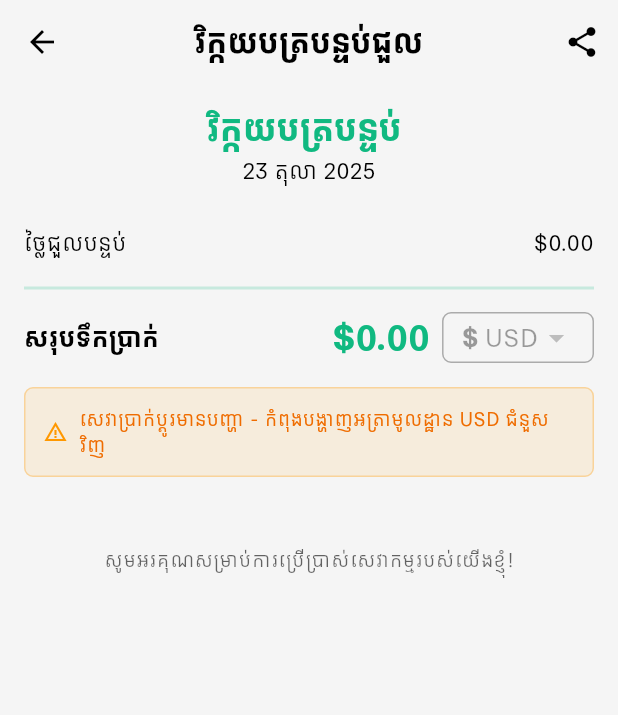
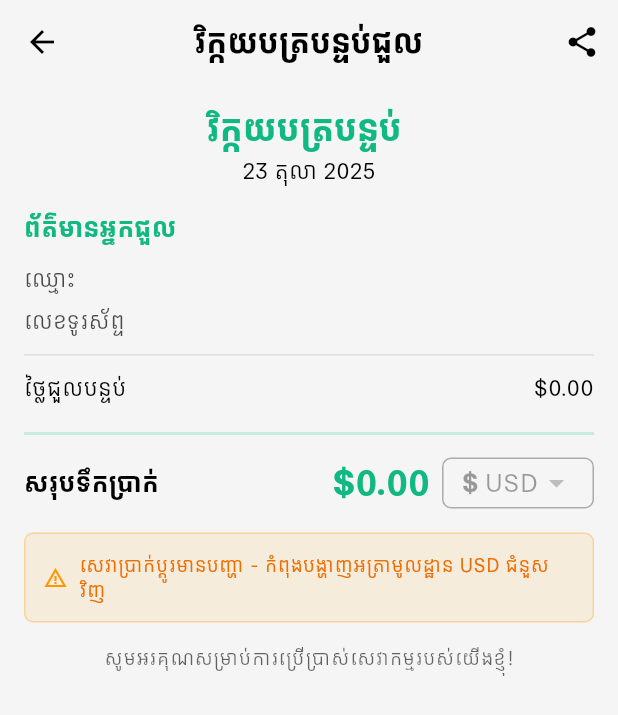
Before and after one commit to ornchannlyhov/rentalRoomManagement, a Flutter app: the ReceiptDetailScreen screen opened directly with empty values, on a phone screen of 412 x 824 dp. Shown: the top 715 px of the screen. Run offline on Flutter 3.47's test engine with Material 3 defaults, Android fonts, the light colour scheme and no system bars; drawn by our look-alikes of screenshot; our stand-ins replace connectivity_plus, dio, flutter_dotenv, flutter_local_notifications, flutter_secure_storage, logger and 1 more; missing offline and left inert: workmanager; accounts and stored records are empty; network calls fail; statements that could not run were skipped.

Commit message:
add tenant detail to receipt detail

```diff
--- a/lib/presentation/view/screen/receipt/widgets/receipt_detail.dart
+++ b/lib/presentation/view/screen/receipt/widgets/receipt_detail.dart
@@ -202,6 +202,7 @@ class _ReceiptDetailScreenState extends State<ReceiptDetailScreen> {
     final hasServices = widget.receipt.services.isNotEmpty;
     final hasWaterUsage = widget.receipt.thisWaterUsed > 0;
     final hasElectricUsage = widget.receipt.thisElectricUsed > 0;
+    final tenant = widget.receipt.room?.tenant;
 
     return Scaffold(
       backgroundColor: theme.colorScheme.background,
@@ -256,7 +257,17 @@ class _ReceiptDetailScreenState extends State<ReceiptDetailScreen> {
                     ],
                   ),
                 ),
-                const SizedBox(height: 24),
+                const SizedBox(height: 16),
+
+                // Tenant Information
+                if (tenant != null) ...[
+                  _buildSectionHeader(theme, 'ព័ត៌មានអ្នកជួល'),
+                  _buildInfoRow(theme, 'ឈ្មោះ', tenant.name),
+                  _buildInfoRow(theme, 'លេខទូរស័ព្ទ', tenant.phoneNumber),
+                  const SizedBox(height: 8),
+                  _buildDividerSimple(theme),
+                  const SizedBox(height: 8),
+                ],
 
                 // Utility usage (only show if has usage)
                 if (hasWaterUsage || hasElectricUsage) ...[
@@ -389,7 +400,7 @@ class _ReceiptDetailScreenState extends State<ReceiptDetailScreen> {
                 ],
 
                 // Footer note
-                const SizedBox(height: 48),
+                const SizedBox(height: 16),
                 Center(
                   child: Text(
                     'សូមអរគុណសម្រាប់ការប្រើប្រាស់សេវាកម្មរបស់យើងខ្ញុំ!',
```
